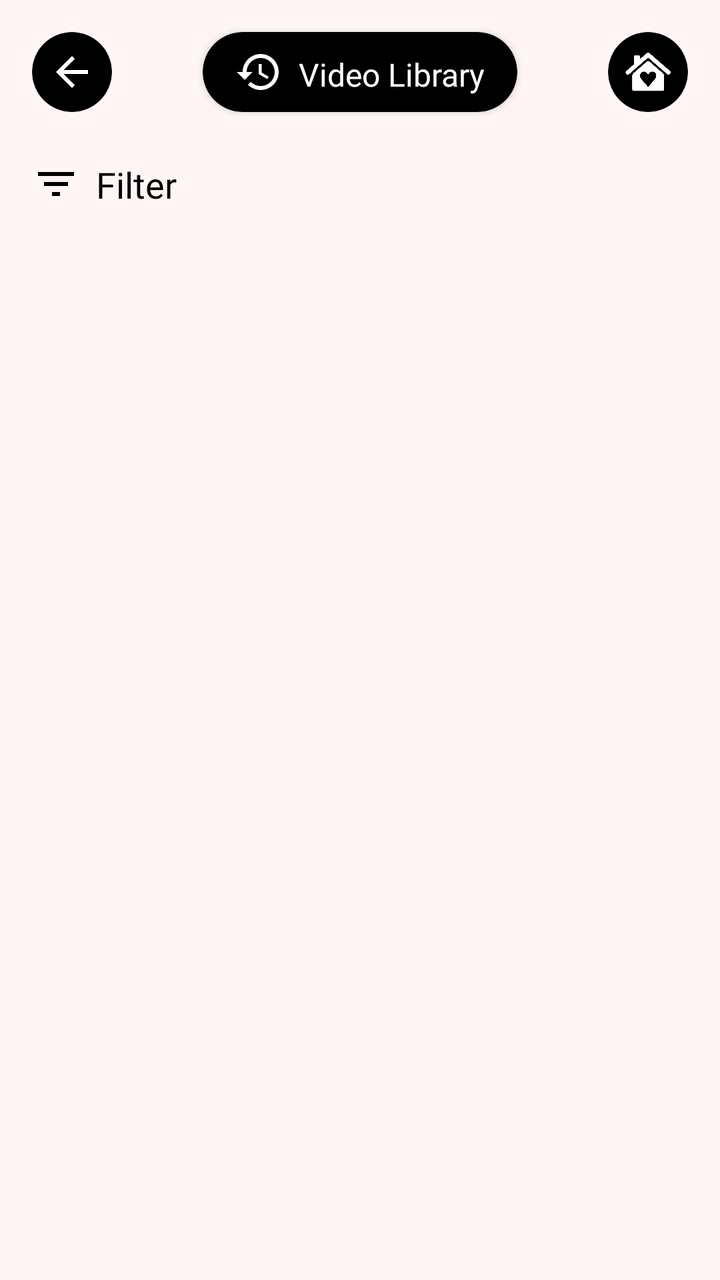
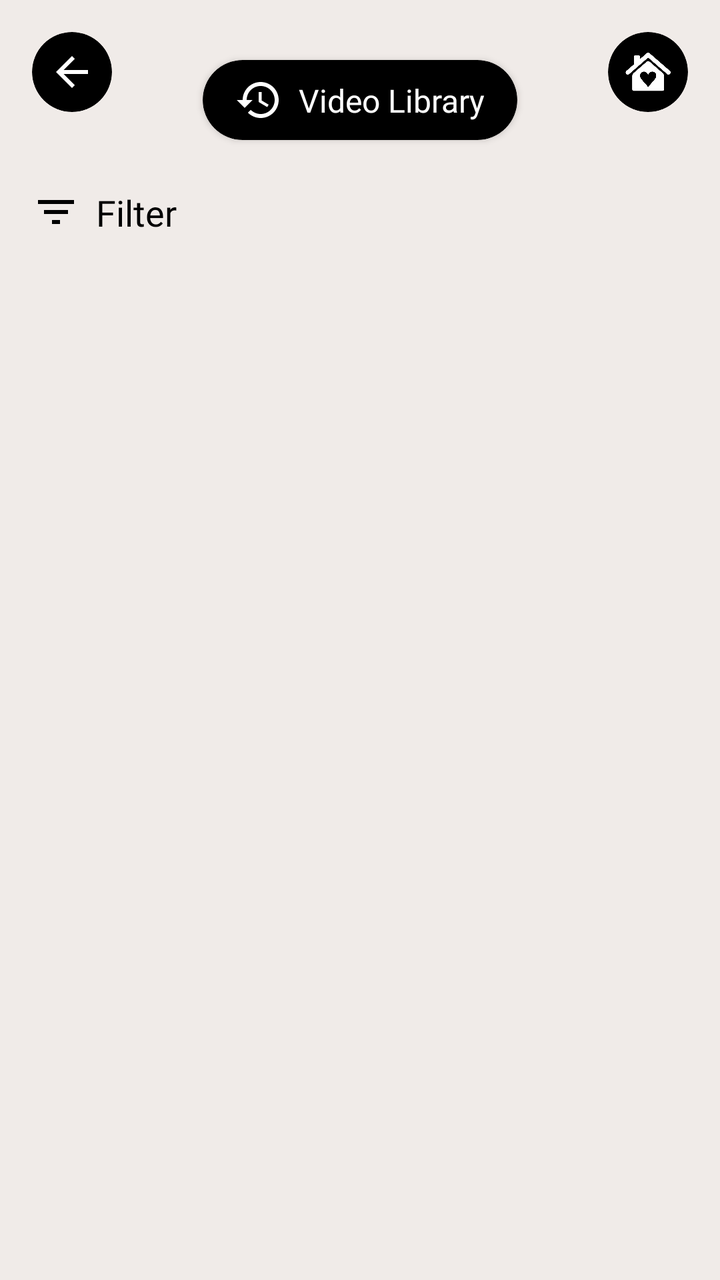

Before-and-after screenshots of an Android layout around one commit, followed by the original layout XML and the change that was made.
<!-- AndroidManifest.xml: application theme Theme.SafeHer -->
<!-- res/layout/fragment_video_library.xml -->
<?xml version="1.0" encoding="utf-8"?>
<androidx.constraintlayout.widget.ConstraintLayout xmlns:android="http://schemas.android.com/apk/res/android"
    xmlns:app="http://schemas.android.com/apk/res-auto"
    xmlns:tools="http://schemas.android.com/tools"
    android:layout_width="match_parent"
    android:layout_height="match_parent"
    android:background="#FFF5F5">

    
    <androidx.cardview.widget.CardView
        android:id="@+id/backButtonCard"
        android:layout_width="40dp"
        android:layout_height="40dp"
        android:layout_marginStart="16dp"
        android:layout_marginTop="16dp"
        app:cardBackgroundColor="#000000"
        app:cardCornerRadius="20dp"
        app:cardElevation="0dp"
        app:layout_constraintStart_toStartOf="parent"
        app:layout_constraintTop_toTopOf="parent">

        <ImageView
            android:id="@+id/backButton"
            android:layout_width="24dp"
            android:layout_height="24dp"
            android:layout_gravity="center"
            android:contentDescription="Back"
            android:src="@drawable/ic_back"
            app:tint="#FFFFFF" />
    </androidx.cardview.widget.CardView>

    
    <androidx.cardview.widget.CardView
        android:id="@+id/homeButtonCard"
        android:layout_width="40dp"
        android:layout_height="40dp"
        android:layout_marginTop="16dp"
        android:layout_marginEnd="16dp"
        app:cardBackgroundColor="#000000"
        app:cardCornerRadius="20dp"
        app:cardElevation="0dp"
        app:layout_constraintEnd_toEndOf="parent"
        app:layout_constraintTop_toTopOf="parent">
        <ImageView
            android:id="@+id/homeButton"
            android:layout_width="24dp"
            android:layout_height="24dp"
            android:layout_gravity="center"
            android:contentDescription="Home"
            android:src="@drawable/ic_home"
            app:tint="#FFFFFF" />
    </androidx.cardview.widget.CardView>

    
    <androidx.cardview.widget.CardView
        android:id="@+id/videoLibraryTitleCard"
        android:layout_width="wrap_content"
        android:layout_height="wrap_content"
        android:layout_marginTop="16dp"
        app:cardBackgroundColor="#000000"
        app:cardCornerRadius="20dp"
        app:layout_constraintEnd_toEndOf="parent"
        app:layout_constraintStart_toStartOf="parent"
        app:layout_constraintTop_toTopOf="parent">

        <androidx.constraintlayout.widget.ConstraintLayout
            android:layout_width="wrap_content"
            android:layout_height="wrap_content"
            android:paddingHorizontal="16dp"
            android:paddingVertical="8dp">

            <ImageView
                android:id="@+id/clockIcon"
                android:layout_width="24dp"
                android:layout_height="24dp"
                android:layout_marginEnd="8dp"
                android:src="@drawable/ic_clock_history"
                app:layout_constraintBottom_toBottomOf="parent"
                app:layout_constraintStart_toStartOf="parent"
                app:layout_constraintTop_toTopOf="parent"
                app:tint="#FFFFFF" />

            <TextView
                android:layout_width="wrap_content"
                android:layout_height="wrap_content"
                android:layout_marginStart="8dp"
                android:fontFamily="@font/poppins_medium"
                android:text="Video Library"
                android:textColor="#FFFFFF"
                android:textSize="16sp"
                app:layout_constraintBottom_toBottomOf="parent"
                app:layout_constraintEnd_toEndOf="parent"
                app:layout_constraintHorizontal_bias="0.0"
                app:layout_constraintStart_toEndOf="@id/clockIcon"
                app:layout_constraintTop_toTopOf="parent"
                app:layout_constraintVertical_bias="1.0" />
        </androidx.constraintlayout.widget.ConstraintLayout>
    </androidx.cardview.widget.CardView>

    
    <LinearLayout
        android:id="@+id/filterLayout"
        android:layout_width="wrap_content"
        android:layout_height="wrap_content"
        android:layout_marginStart="16dp"
        android:layout_marginTop="24dp"
        android:gravity="center_vertical"
        android:orientation="horizontal"
        app:layout_constraintStart_toStartOf="parent"
        app:layout_constraintTop_toBottomOf="@id/videoLibraryTitleCard">

        <ImageView
            android:id="@+id/filterIcon"
            android:layout_width="24dp"
            android:layout_height="24dp"
            android:src="@drawable/ic_filter"
            app:tint="#000000" />

        <TextView
            android:layout_width="wrap_content"
            android:layout_height="wrap_content"
            android:layout_marginStart="8dp"
            android:fontFamily="@font/poppins_semibold"
            android:text="Filter"
            android:textColor="#000000"
            android:textSize="18sp" />
    </LinearLayout>

    
    <androidx.recyclerview.widget.RecyclerView
        android:id="@+id/videoRecyclerView"
        android:layout_width="match_parent"
        android:layout_height="0dp"
        android:layout_marginTop="25dp"
        app:layout_constraintTop_toBottomOf="@id/filterLayout"
        app:layout_constraintBottom_toBottomOf="parent"
        android:padding="16dp"
        android:scrollbars="vertical" />
</androidx.constraintlayout.widget.ConstraintLayout>
<!-- resources referenced by this layout -->
<resources>
  <!-- drawable ic_back (drawable) -->
  <?xml version="1.0" encoding="utf-8"?>
  <vector xmlns:android="http://schemas.android.com/apk/res/android"
      android:width="24dp"
      android:height="24dp"
      android:viewportWidth="24"
      android:viewportHeight="24">
      <path
          android:fillColor="#000000"
          android:pathData="M20,11H7.83l5.59,-5.59L12,4l-8,8 8,8 1.41,-1.41L7.83,13H20v-2z"/>
  </vector>
  <!-- drawable ic_clock_history (drawable) -->
  <vector xmlns:android="http://schemas.android.com/apk/res/android"
      android:width="24dp"
      android:height="24dp"
      android:viewportWidth="24"
      android:viewportHeight="24">
      <path
          android:fillColor="#FFFFFF"
          android:pathData="M13,3c-4.97,0 -9,4.03 -9,9L1,12l3.89,3.89 0.07,0.14L9,12L6,12c0,-3.87 3.13,-7 7,-7s7,3.13 7,7 -3.13,7 -7,7c-1.93,0 -3.68,-0.79 -4.94,-2.06l-1.42,1.42C8.27,19.99 10.51,21 13,21c4.97,0 9,-4.03 9,-9s-4.03,-9 -9,-9zM12,8v5l4.28,2.54 0.72,-1.21 -3.5,-2.08L13.5,8L12,8z"/>
  </vector>
  <!-- drawable ic_filter (drawable) -->
  <vector xmlns:android="http://schemas.android.com/apk/res/android"
      android:width="24dp"
      android:height="24dp"
      android:viewportWidth="24"
      android:viewportHeight="24">
      <path
          android:fillColor="#000000"
          android:pathData="M10,18h4v-2h-4v2zM3,6v2h18L21,6L3,6zM6,13h12v-2L6,11v2z"/>
  </vector>
  <!-- drawable ic_home: png bitmap (drawable, 36408 bytes) -->
  <style name="Theme.SafeHer" parent="Base.Theme.SafeHer" />
  <style name="Base.Theme.SafeHer" parent="Theme.MaterialComponents.NoActionBar">
          
          
      </style>
</resources>

<!-- the commit's change to res/layout/fragment_video_library.xml (unified diff, before → after) -->
@@ -4,7 +4,7 @@
     xmlns:tools="http://schemas.android.com/tools"
     android:layout_width="match_parent"
     android:layout_height="match_parent"
-    android:background="#FFF5F5">
+    android:background="@color/cream_background">
 
     
     <androidx.cardview.widget.CardView
@@ -56,7 +56,7 @@
         android:id="@+id/videoLibraryTitleCard"
         android:layout_width="wrap_content"
         android:layout_height="wrap_content"
-        android:layout_marginTop="16dp"
+        android:layout_marginTop="30dp"
         app:cardBackgroundColor="#000000"
         app:cardCornerRadius="20dp"
         app:layout_constraintEnd_toEndOf="parent"
@@ -89,11 +89,8 @@
                 android:textColor="#FFFFFF"
                 android:textSize="16sp"
                 app:layout_constraintBottom_toBottomOf="parent"
-                app:layout_constraintEnd_toEndOf="parent"
-                app:layout_constraintHorizontal_bias="0.0"
                 app:layout_constraintStart_toEndOf="@id/clockIcon"
-                app:layout_constraintTop_toTopOf="parent"
-                app:layout_constraintVertical_bias="1.0" />
+                app:layout_constraintTop_toTopOf="parent" />
         </androidx.constraintlayout.widget.ConstraintLayout>
     </androidx.cardview.widget.CardView>
 
<!-- resource entries referenced after the edit -->
@@ -1,5 +1,6 @@
 <!-- resources referenced by this layout -->
 <resources>
+  <color name="cream_background">#f0ebe8</color>
   <!-- drawable ic_back (drawable) -->
   <?xml version="1.0" encoding="utf-8"?>
   <vector xmlns:android="http://schemas.android.com/apk/res/android"
